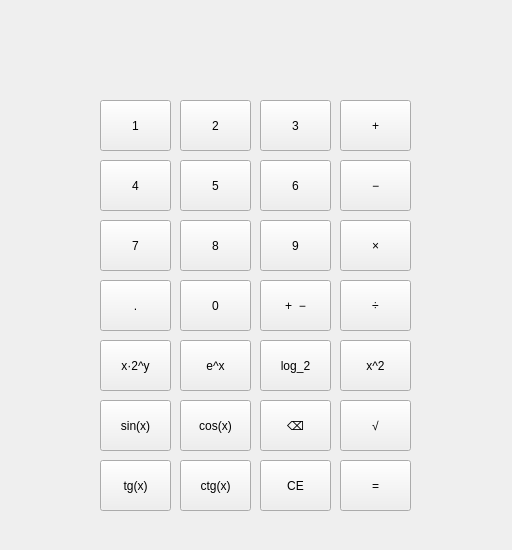
First picture: the form in mainwindow.ui, repository pelswick100/AK2-project, before the edit.
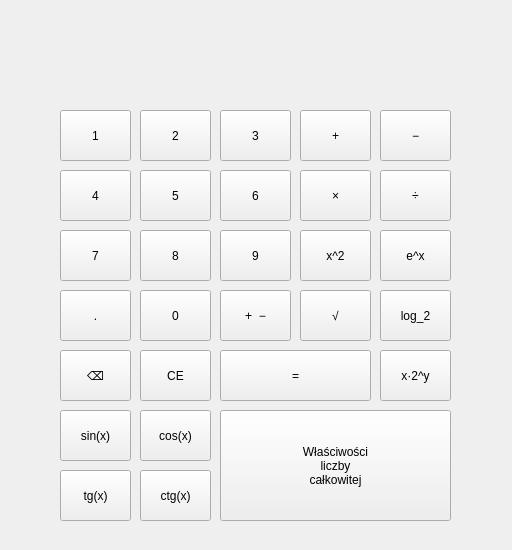
Second picture: the form after the edit.

Patch:
```diff
--- a/mainwindow.ui
+++ b/mainwindow.ui
@@ -51,8 +51,8 @@
    <widget class="QPushButton" name="znak1">
     <property name="geometry">
      <rect>
-      <x>100</x>
-      <y>100</y>
+      <x>60</x>
+      <y>110</y>
       <width>71</width>
       <height>51</height>
      </rect>
@@ -64,8 +64,8 @@
    <widget class="QPushButton" name="znak4">
     <property name="geometry">
      <rect>
-      <x>100</x>
-      <y>160</y>
+      <x>60</x>
+      <y>170</y>
       <width>71</width>
       <height>51</height>
      </rect>
@@ -77,8 +77,8 @@
    <widget class="QPushButton" name="znak7">
     <property name="geometry">
      <rect>
-      <x>100</x>
-      <y>220</y>
+      <x>60</x>
+      <y>230</y>
       <width>71</width>
       <height>51</height>
      </rect>
@@ -90,8 +90,8 @@
    <widget class="QPushButton" name="znakkropka">
     <property name="geometry">
      <rect>
-      <x>100</x>
-      <y>280</y>
+      <x>60</x>
+      <y>290</y>
       <width>71</width>
       <height>51</height>
      </rect>
@@ -103,8 +103,8 @@
    <widget class="QPushButton" name="znak0">
     <property name="geometry">
      <rect>
-      <x>180</x>
-      <y>280</y>
+      <x>140</x>
+      <y>290</y>
       <width>71</width>
       <height>51</height>
      </rect>
@@ -116,8 +116,8 @@
    <widget class="QPushButton" name="znak8">
     <property name="geometry">
      <rect>
-      <x>180</x>
-      <y>220</y>
+      <x>140</x>
+      <y>230</y>
       <width>71</width>
       <height>51</height>
      </rect>
@@ -129,8 +129,8 @@
    <widget class="QPushButton" name="znak5">
     <property name="geometry">
      <rect>
-      <x>180</x>
-      <y>160</y>
+      <x>140</x>
+      <y>170</y>
       <width>71</width>
       <height>51</height>
      </rect>
@@ -142,8 +142,8 @@
    <widget class="QPushButton" name="znakclear">
     <property name="geometry">
      <rect>
-      <x>260</x>
-      <y>460</y>
+      <x>140</x>
+      <y>350</y>
       <width>71</width>
       <height>51</height>
      </rect>
@@ -155,8 +155,8 @@
    <widget class="QPushButton" name="znak9">
     <property name="geometry">
      <rect>
-      <x>260</x>
-      <y>220</y>
+      <x>220</x>
+      <y>230</y>
       <width>71</width>
       <height>51</height>
      </rect>
@@ -168,8 +168,8 @@
    <widget class="QPushButton" name="znak6">
     <property name="geometry">
      <rect>
-      <x>260</x>
-      <y>160</y>
+      <x>220</x>
+      <y>170</y>
       <width>71</width>
       <height>51</height>
      </rect>
@@ -181,8 +181,8 @@
    <widget class="QPushButton" name="znak2">
     <property name="geometry">
      <rect>
-      <x>180</x>
-      <y>100</y>
+      <x>140</x>
+      <y>110</y>
       <width>71</width>
       <height>51</height>
      </rect>
@@ -194,8 +194,8 @@
    <widget class="QPushButton" name="znak3">
     <property name="geometry">
      <rect>
-      <x>260</x>
-      <y>100</y>
+      <x>220</x>
+      <y>110</y>
       <width>71</width>
       <height>51</height>
      </rect>
@@ -207,8 +207,8 @@
    <widget class="QPushButton" name="znakplus">
     <property name="geometry">
      <rect>
-      <x>340</x>
-      <y>100</y>
+      <x>300</x>
+      <y>110</y>
       <width>71</width>
       <height>51</height>
      </rect>
@@ -220,8 +220,8 @@
    <widget class="QPushButton" name="znakminus">
     <property name="geometry">
      <rect>
-      <x>340</x>
-      <y>160</y>
+      <x>380</x>
+      <y>110</y>
       <width>71</width>
       <height>51</height>
      </rect>
@@ -233,8 +233,8 @@
    <widget class="QPushButton" name="znakdziel">
     <property name="geometry">
      <rect>
-      <x>340</x>
-      <y>280</y>
+      <x>380</x>
+      <y>170</y>
       <width>71</width>
       <height>51</height>
      </rect>
@@ -246,8 +246,8 @@
    <widget class="QPushButton" name="znakmnoz">
     <property name="geometry">
      <rect>
-      <x>340</x>
-      <y>220</y>
+      <x>300</x>
+      <y>170</y>
       <width>71</width>
       <height>51</height>
      </rect>
@@ -259,9 +259,9 @@
    <widget class="QPushButton" name="znakrowna">
     <property name="geometry">
      <rect>
-      <x>340</x>
-      <y>460</y>
-      <width>71</width>
+      <x>220</x>
+      <y>350</y>
+      <width>151</width>
       <height>51</height>
      </rect>
     </property>
@@ -278,8 +278,8 @@
    <widget class="QPushButton" name="znaksin">
     <property name="geometry">
      <rect>
-      <x>100</x>
-      <y>400</y>
+      <x>60</x>
+      <y>410</y>
       <width>71</width>
       <height>51</height>
      </rect>
@@ -291,8 +291,8 @@
    <widget class="QPushButton" name="znakcos">
     <property name="geometry">
      <rect>
-      <x>180</x>
-      <y>400</y>
+      <x>140</x>
+      <y>410</y>
       <width>71</width>
       <height>51</height>
      </rect>
@@ -304,8 +304,8 @@
    <widget class="QPushButton" name="znaktg">
     <property name="geometry">
      <rect>
-      <x>100</x>
-      <y>460</y>
+      <x>60</x>
+      <y>470</y>
       <width>71</width>
       <height>51</height>
      </rect>
@@ -317,8 +317,8 @@
    <widget class="QPushButton" name="znakctg">
     <property name="geometry">
      <rect>
-      <x>180</x>
-      <y>460</y>
+      <x>140</x>
+      <y>470</y>
       <width>71</width>
       <height>51</height>
      </rect>
@@ -330,8 +330,8 @@
    <widget class="QPushButton" name="znakujemny">
     <property name="geometry">
      <rect>
-      <x>260</x>
-      <y>280</y>
+      <x>220</x>
+      <y>290</y>
       <width>71</width>
       <height>51</height>
      </rect>
@@ -359,8 +359,8 @@
    <widget class="QPushButton" name="znakxdoy">
     <property name="geometry">
      <rect>
-      <x>100</x>
-      <y>340</y>
+      <x>380</x>
+      <y>350</y>
       <width>71</width>
       <height>51</height>
      </rect>
@@ -372,8 +372,8 @@
    <widget class="QPushButton" name="znaksqrt">
     <property name="geometry">
      <rect>
-      <x>340</x>
-      <y>400</y>
+      <x>300</x>
+      <y>290</y>
       <width>71</width>
       <height>51</height>
      </rect>
@@ -385,8 +385,8 @@
    <widget class="QPushButton" name="znaklog2">
     <property name="geometry">
      <rect>
-      <x>260</x>
-      <y>340</y>
+      <x>380</x>
+      <y>290</y>
       <width>71</width>
       <height>51</height>
      </rect>
@@ -398,8 +398,8 @@
    <widget class="QPushButton" name="znakedox">
     <property name="geometry">
      <rect>
-      <x>180</x>
-      <y>340</y>
+      <x>380</x>
+      <y>230</y>
       <width>71</width>
       <height>51</height>
      </rect>
@@ -411,8 +411,8 @@
    <widget class="QPushButton" name="znakbksp">
     <property name="geometry">
      <rect>
-      <x>260</x>
-      <y>400</y>
+      <x>60</x>
+      <y>350</y>
       <width>71</width>
       <height>51</height>
      </rect>
@@ -424,8 +424,8 @@
    <widget class="QPushButton" name="znakxdo2">
     <property name="geometry">
      <rect>
-      <x>340</x>
-      <y>340</y>
+      <x>300</x>
+      <y>230</y>
       <width>71</width>
       <height>51</height>
      </rect>
@@ -434,6 +434,21 @@
      <string>x^2</string>
     </property>
    </widget>
+   <widget class="QPushButton" name="znakwiecej">
+    <property name="geometry">
+     <rect>
+      <x>220</x>
+      <y>410</y>
+      <width>231</width>
+      <height>111</height>
+     </rect>
+    </property>
+    <property name="text">
+     <string>Właściwości
+liczby 
+całkowitej</string>
+    </property>
+   </widget>
   </widget>
  </widget>
  <layoutdefault spacing="6" margin="11"/>
```
